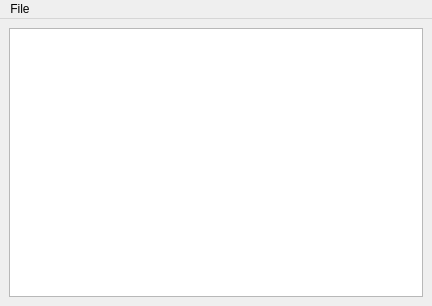
Old version of the form ui/editors/txt/txt_editor.ui in the repository NickHugi/PyKotor.
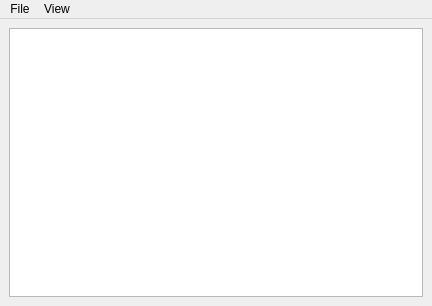
New version of the form.

Commit message: Add option to toggle word wrap for TXT Editor

```diff
--- a/ui/editors/txt/txt_editor.ui
+++ b/ui/editors/txt/txt_editor.ui
@@ -51,7 +51,14 @@
     <addaction name="separator"/>
     <addaction name="actionExit"/>
    </widget>
+   <widget class="QMenu" name="menuFormat">
+    <property name="title">
+     <string>View</string>
+    </property>
+    <addaction name="actionWord_Wrap"/>
+   </widget>
    <addaction name="menuFile"/>
+   <addaction name="menuFormat"/>
   </widget>
   <action name="actionNew">
    <property name="text">
```
Left out of the diff: 11 changed lines with no effect on the pictures. The commit also changes 2 other files.
